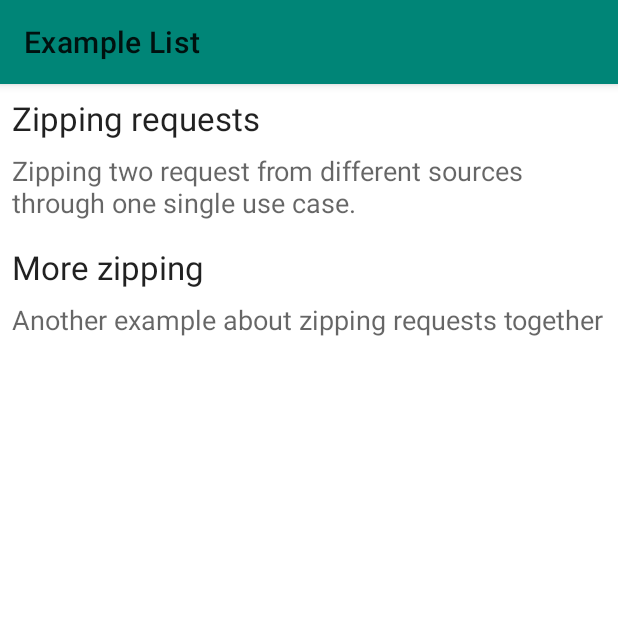
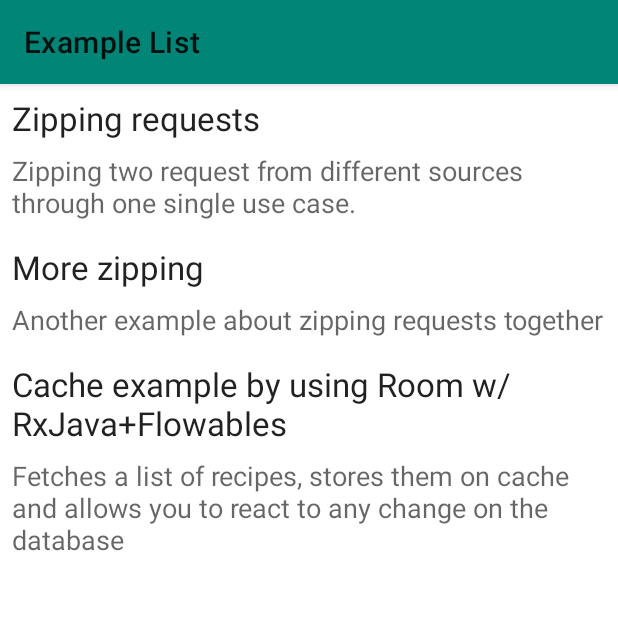
Before and after one commit to 4gus71n/Examples, an Android app: the screen it shows after launch (MainActivity), on a phone screen of 412 x 824 dp, the top half of it. Run offline under Robolectric (Android 15) with nearby library versions, the phone set to English and light mode, and no system bars.

Commit message:
[feature/adding_room_example] Adding new Example on the MainActivity.

```diff
--- a/app/src/main/java/com/kimboo/examples/ui/MainActivity.kt
+++ b/app/src/main/java/com/kimboo/examples/ui/MainActivity.kt
@@ -22,6 +22,9 @@ class MainActivity : AppCompatActivity(), ExamplesAdapter.Callback {
             1 -> {
                 startActivity(ActivityBuilder.getExample2Intent(this))
             }
+            2 -> {
+                startActivity(ActivityBuilder.getExampleCache1Intent(this))
+            }
         }
     }
     // endregion
--- a/app/src/main/java/com/kimboo/examples/ui/adapter/ExamplesAdapter.kt
+++ b/app/src/main/java/com/kimboo/examples/ui/adapter/ExamplesAdapter.kt
@@ -36,6 +36,10 @@ class ExamplesAdapter(
         Example(
             title = context.getString(R.string.example2_title),
             description = context.getString(R.string.example2_subtitle)
+        ),
+        Example(
+            title = context.getString(R.string.cache_example1_title),
+            description = context.getString(R.string.cache_example1_subtitle)
         )
     )
 
--- a/app/src/main/res/values/strings.xml
+++ b/app/src/main/res/values/strings.xml
@@ -4,4 +4,6 @@
     <string name="example1_subtitle">Zipping two request from different sources through one single use case.</string>
     <string name="example2_title">More zipping</string>
     <string name="example2_subtitle">Another example about zipping requests together</string>
+    <string name="cache_example1_title">Cache example by using Room w/ RxJava+Flowables</string>
+    <string name="cache_example1_subtitle">Fetches a list of recipes, stores them on cache and allows you to react to any change on the database</string>
 </resources>
```
